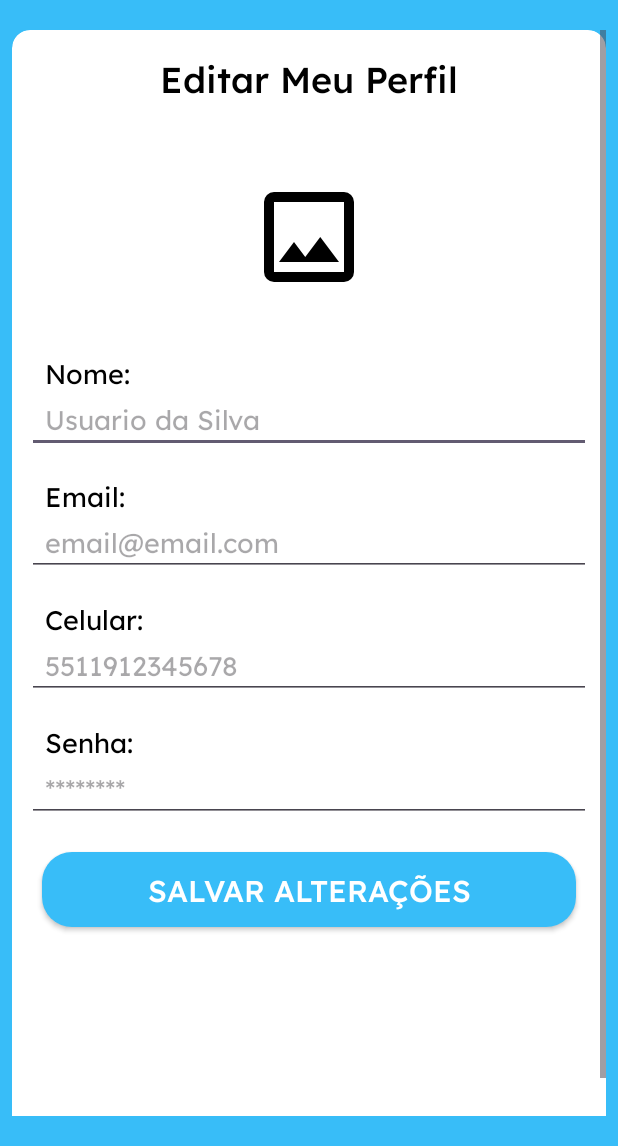
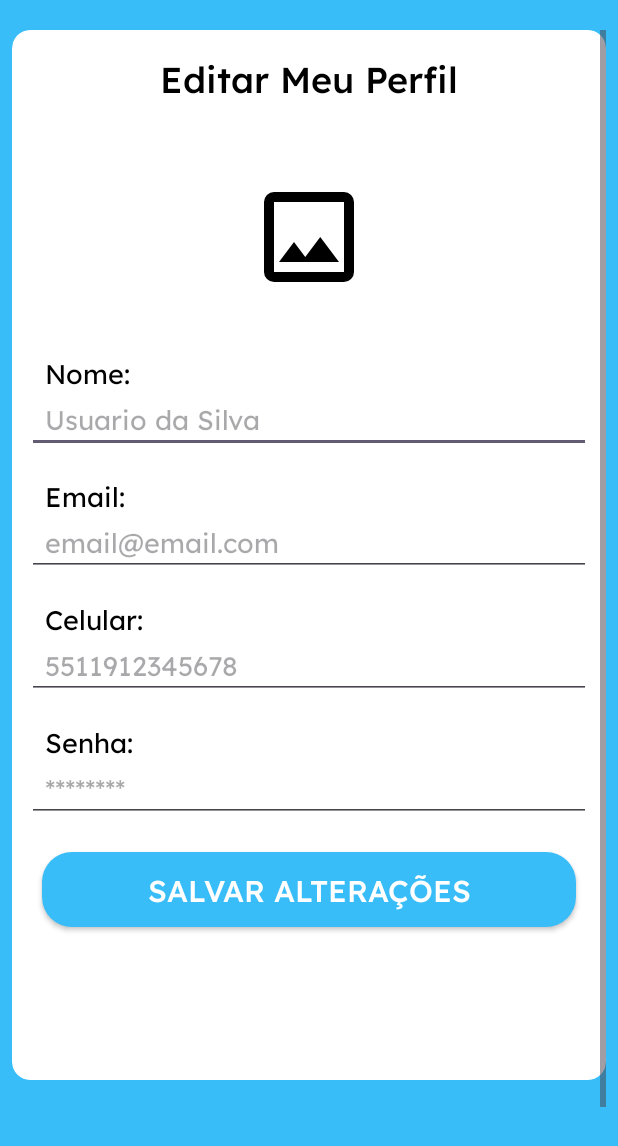
Before and after one commit to vitormneris/task-hub-app-android-java, an Android app: the EditProfilePage screen opened directly, with no data from a screen before it, on a phone screen of 412 x 824 dp, the part 90-1236 px from its top. Run offline under Robolectric (Android 15) with nearby library versions, the phone set to English and light mode, and no system bars; our stand-ins replace Picasso; libraries missing offline, so code that uses them is left out: com.cloudinary.android; pictures from the network do not load; 6 statements that could not run were skipped.

Commit message:
Ajuste no tamanho dos Cards

```diff
--- a/app/src/main/res/layout/activity_edit_profile_page.xml
+++ b/app/src/main/res/layout/activity_edit_profile_page.xml
@@ -79,12 +79,13 @@
                 <!--Aqui-->
                 <LinearLayout
                     android:layout_width="match_parent"
-                    android:layout_height="wrap_content">
+                    android:layout_height="wrap_content"
+                    android:paddingBottom="20dp">
 
                     <androidx.cardview.widget.CardView
                         android:id="@+id/profileCard"
                         android:layout_width="match_parent"
-                        android:layout_height="740dp"
+                        android:layout_height="700dp"
                         android:layout_marginBottom="10dp"
                         android:background="@drawable/main_card_shape"
                         app:cardBackgroundColor="@color/white"
@@ -116,8 +117,8 @@
                                 android:layout_width="120dp"
                                 android:layout_height="120dp"
                                 android:layout_gravity="center"
+                                android:layout_marginBottom="12dp"
                                 android:paddingHorizontal="20dp"
-                                android:layout_marginBottom="12dp"
                                 android:src="@drawable/imgicon" />
 
                             <TextView
@@ -136,13 +137,13 @@
                                 android:id="@+id/edtName"
                                 android:layout_width="match_parent"
                                 android:layout_height="wrap_content"
-                                android:fontFamily="@font/lexend"
-                                android:paddingHorizontal="12dp"
-                                android:paddingTop="6dp"
                                 android:layout_marginBottom="10dp"
                                 android:ems="10"
+                                android:fontFamily="@font/lexend"
                                 android:hint="Usuario da Silva"
-                                android:inputType="text" />
+                                android:inputType="text"
+                                android:paddingHorizontal="12dp"
+                                android:paddingTop="6dp" />
 
                             <TextView
                                 android:id="@+id/txtEmail"
@@ -160,13 +161,14 @@
                                 android:id="@+id/edtEmail"
                                 android:layout_width="match_parent"
                                 android:layout_height="wrap_content"
-                                android:fontFamily="@font/lexend"
-                                android:paddingHorizontal="12dp"
-                                android:paddingTop="6dp"
                                 android:layout_marginBottom="10dp"
                                 android:ems="10"
+                                android:fontFamily="@font/lexend"
                                 android:hint="email@email.com"
-                                android:inputType="textEmailAddress" />
+                                android:inputType="textEmailAddress"
+                                android:paddingHorizontal="12dp"
+                                android:paddingTop="6dp" />
+
                             <TextView
                                 android:id="@+id/txtTelephone"
                                 android:layout_width="match_parent"
@@ -183,13 +185,13 @@
                                 android:id="@+id/edtTelephone"
                                 android:layout_width="match_parent"
                                 android:layout_height="wrap_content"
-                                android:fontFamily="@font/lexend"
-                                android:paddingHorizontal="12dp"
-                                android:paddingTop="6dp"
                                 android:layout_marginBottom="10dp"
                                 android:ems="10"
+                                android:fontFamily="@font/lexend"
                                 android:hint="5511912345678"
-                                android:inputType="textEmailAddress" />
+                                android:inputType="textEmailAddress"
+                                android:paddingHorizontal="12dp"
+                                android:paddingTop="6dp" />
 
                             <TextView
                                 android:id="@+id/txtPassword"
@@ -207,34 +209,34 @@
                                 android:id="@+id/edtPassword"
                                 android:layout_width="match_parent"
                                 android:layout_height="wrap_content"
-                                android:fontFamily="@font/lexend"
-                                android:paddingHorizontal="12dp"
-                                android:paddingTop="6dp"
                                 android:layout_marginBottom="10dp"
                                 android:ems="10"
+                                android:fontFamily="@font/lexend"
                                 android:hint="********"
-                                android:inputType="text" />
+                                android:inputType="text"
+                                android:paddingHorizontal="12dp"
+                                android:paddingTop="6dp" />
 
                             <androidx.appcompat.widget.AppCompatButton
                                 android:id="@+id/btnSaveChanges"
                                 android:layout_width="match_parent"
                                 android:layout_height="50dp"
+                                android:layout_margin="10dp"
+                                android:layout_marginTop="20dp"
                                 android:layout_marginBottom="10dp"
-                                android:layout_marginTop="20dp"
-                                android:layout_margin="10dp"
+                                android:background="@drawable/button_selector"
+                                android:fontFamily="@font/lexend_medium"
                                 android:text="SALVAR ALTERAÇÕES"
                                 android:textColor="@color/white"
-                                android:textSize="20sp"
-                                android:fontFamily="@font/lexend_medium"
-                                android:background="@drawable/button_selector"/>
+                                android:textSize="20sp" />
 
 
                             <TextView
                                 android:id="@+id/errorMessage"
                                 android:layout_width="match_parent"
                                 android:layout_height="match_parent"
+                                android:layout_gravity="center"
                                 android:fontFamily="@font/lexend_medium"
-                                android:layout_gravity="center"
                                 android:gravity="center"
                                 android:textColor="@color/red"
                                 android:textSize="18sp" />
```
Also changed, not shown: app/src/main/res/layout/activity_announce_page.xml (+9 -7 lines), app/src/main/res/layout/activity_job_page.xml (+19 -17 lines).
